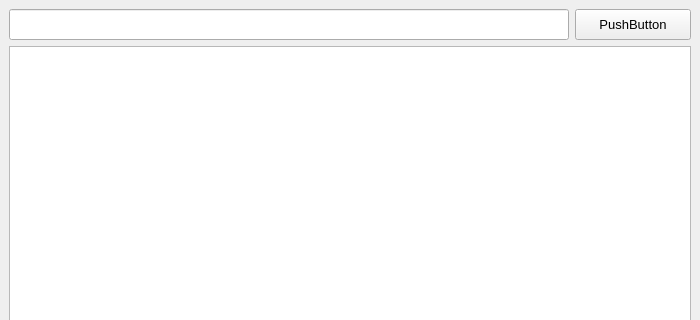
Above: ui/main_window.ui from petko-todorov/activity-log before the change; both pictures show x 0 to 700 and y 0 to 320 of the 700 by 540 pixel window. Below: the same form after it.
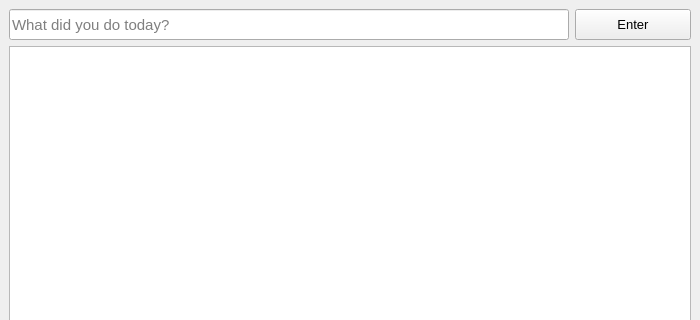
That is the form after the change. Icons and pictures are not drawn.

Commit message: Update main window UI elements and add icon

What changed in the file:
```diff
--- a/ui/main_window.ui
+++ b/ui/main_window.ui
@@ -36,6 +36,9 @@
           <pointsize>11</pointsize>
          </font>
         </property>
+        <property name="placeholderText">
+         <string>What did you do today?</string>
+        </property>
        </widget>
       </item>
       <item>
@@ -58,7 +61,7 @@
          </font>
         </property>
         <property name="text">
-         <string>PushButton</string>
+         <string>Enter</string>
         </property>
         <property name="autoDefault">
          <bool>false</bool>
```
Left out of the diff: 5 changed lines with no effect on the pictures. The commit also changes 1 other file.
